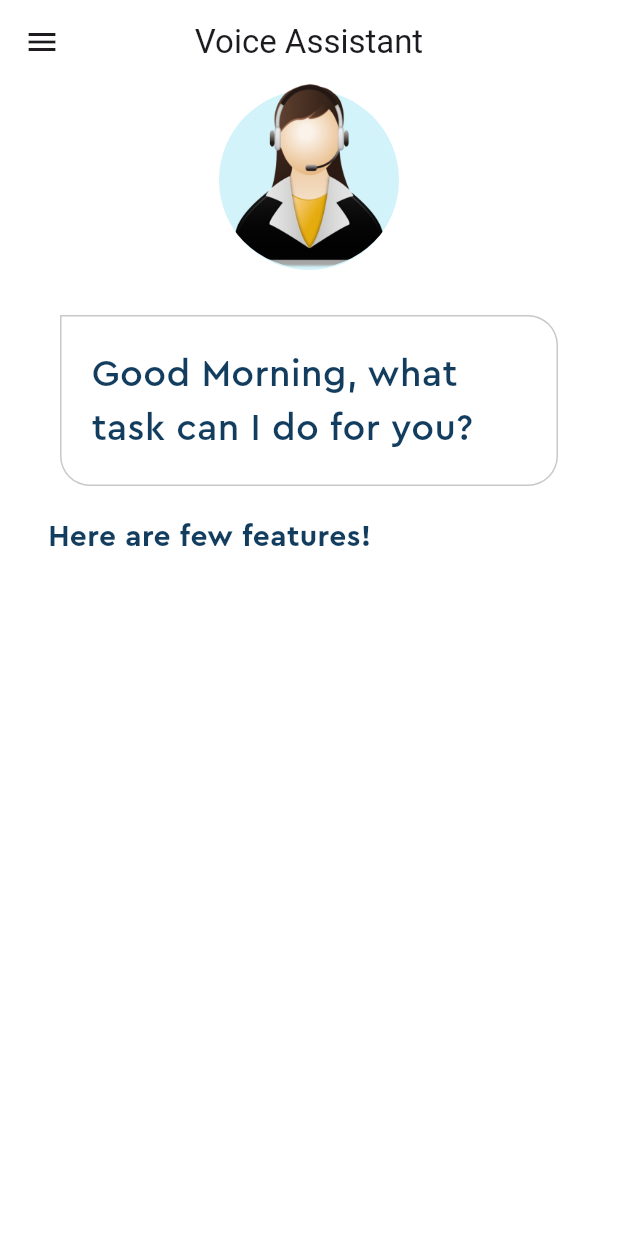
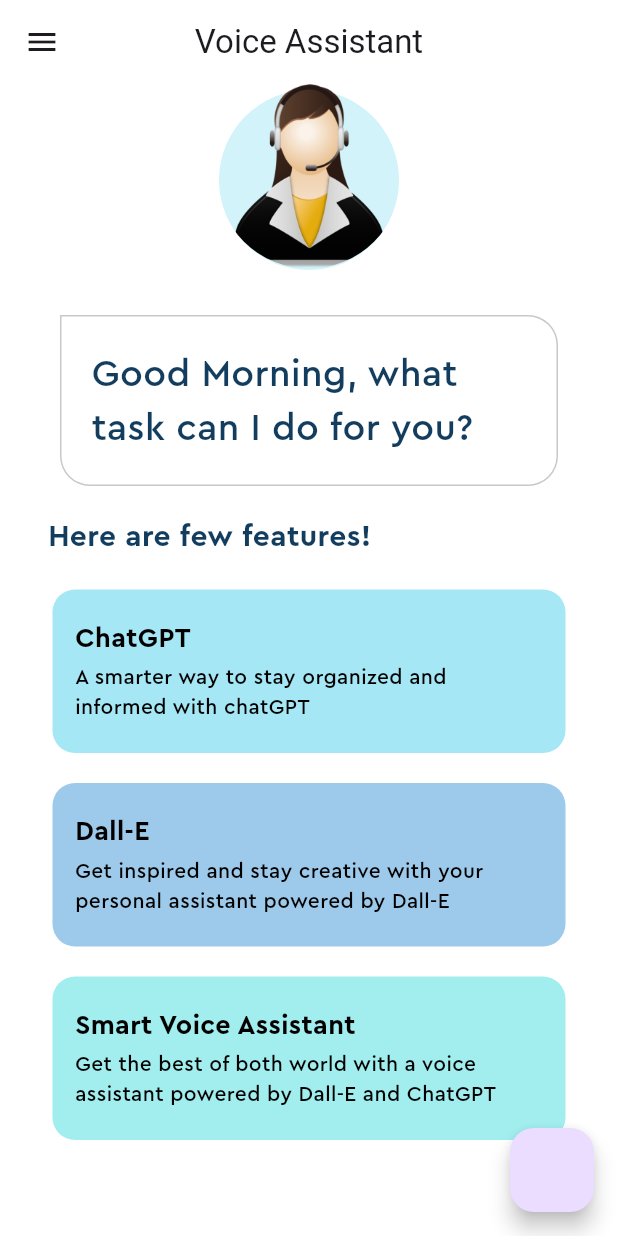
Before and after one commit to gurmugt/flutter_voice_assistant, a Flutter app: the screen it shows after launch, on a phone screen of 412 x 824 dp. Run offline on Flutter 3.47's test engine with Material 3 defaults, Android fonts, the phone set to English and light mode, and no system bars.

Commit message:
feature_box and home_page file modified with adding a feauture box

```diff
--- a/lib/feature_box.dart
+++ b/lib/feature_box.dart
@@ -0,0 +1,58 @@
+import 'package:flutter/material.dart';
+import 'package:flutter_voice_assistant/pallete.dart';
+
+class FeatureBox extends StatelessWidget {
+  final Color color;
+  final String headerText;
+  final descriptionText;
+  const FeatureBox({
+    super.key,
+    required this.color,
+    required this.headerText,
+    required this.descriptionText,
+  });
+
+  @override
+  Widget build(BuildContext context) {
+    return Container(
+      margin: EdgeInsets.symmetric(
+        horizontal: 35,
+        vertical: 10,
+      ),
+      decoration: BoxDecoration(
+        color: color,
+        borderRadius: const BorderRadius.all(
+          Radius.circular(15),
+        ),
+      ),
+      child : Padding(
+        padding: const EdgeInsets.symmetric(vertical: 20).copyWith(left: 15,),
+        child: Column(
+          children: [
+            Align(
+              alignment: Alignment.centerLeft,
+              child: Text(headerText,
+                         style: TextStyle(
+               fontFamily: 'Cera Pro',
+               color: Pallete.blackColor,
+               fontSize: 18,
+               fontWeight: FontWeight.bold,
+                         ),
+              ),
+            ),
+            const SizedBox(height:3),
+            Padding(
+              padding: EdgeInsets.only(right: 20,),
+              child: Text(descriptionText,
+                style: TextStyle(
+                  fontFamily: 'Cera Pro',
+                  color: Pallete.blackColor,
+                ),
+              ),
+            ),
+          ],
+        ),
+      )
+    );
+  }
+}
--- a/lib/home_page.dart
+++ b/lib/home_page.dart
@@ -1,4 +1,5 @@
 import 'package:flutter/material.dart';
+import 'package:flutter_voice_assistant/feature_box.dart';
 import 'package:flutter_voice_assistant/pallete.dart';
 class HomePage extends StatefulWidget {
   const HomePage({super.key});
@@ -16,7 +17,8 @@
         centerTitle: true,
         leading:const Icon(Icons.menu),
       ),
-      body: Column(
+      body: SingleChildScrollView(
+        child: Column(
           children: [
             //virtual assistant profile picture
             Stack(
@@ -90,11 +92,33 @@
             //Suggestions/Features Lists
             Column(
               children: [
-
+             FeatureBox(
+                  color: Pallete.firstSuggestionBoxColor,
+                  headerText: 'ChatGPT',
+                  descriptionText:
+                  'A smarter way to stay organized and informed with chatGPT',
+                ),
+                FeatureBox(
+                  color: Pallete.secondSuggestionBoxColor,
+                  headerText: 'Dall-E',
+                  descriptionText:
+                  'Get inspired and stay creative with your personal assistant powered by Dall-E',
+                ),
+                FeatureBox(
+                  color: Pallete.thirdSuggestionBoxColor,
+                  headerText: 'Smart Voice Assistant',
+                  descriptionText:
+                  'Get the best of both world with a voice assistant powered by Dall-E and ChatGPT',
+                ),
               ],
             )
           ],
         ),
+      ),
+      floatingActionButton: FloatingActionButton(
+        onPressed: (){},
+        icon: Icon(Icons.mic),
+      ),
     );
   }
 }
```
Lines whose indentation alone changed are shown as unchanged.
